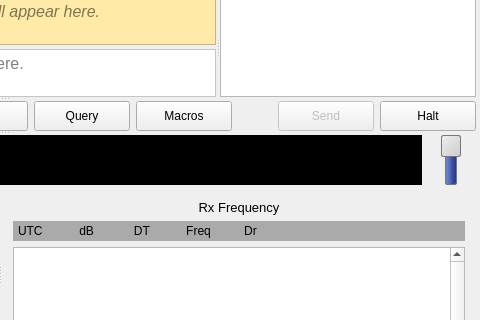
qcmiao1998/js8call, file mainwindow.ui: the form before one commit; both pictures show x 480 to 960 and y 140 to 460 of the 960 by 868 pixel window.
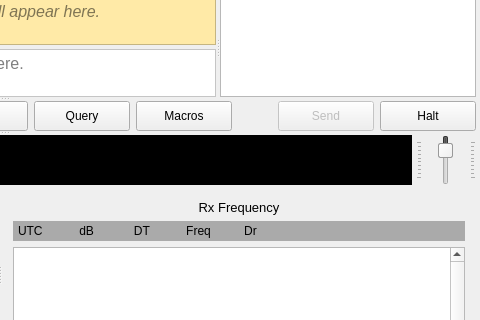
The form after the commit. Custom widgets are drawn as their Qt base class.

Commit message: Better QSlider to match systems

The edit to the form file:
```diff
--- a/mainwindow.ui
+++ b/mainwindow.ui
@@ -1416,7 +1416,7 @@
               <widget class="QSlider" name="outAttenuation">
                <property name="minimumSize">
                 <size>
-                 <width>50</width>
+                 <width>60</width>
                  <height>0</height>
                 </size>
                </property>
@@ -1429,69 +1429,32 @@
                 <string>Adjust Tx audio level</string>
                </property>
                <property name="styleSheet">
-                <string notr="true">QSlider::groove:vertical
-{
-border: 1px solid #bbb;
-background: white;
-width: 10px;
-border-radius: 2px;
+                <string notr="true">QSlider {
+selection-background-color: rgb(70, 70, 70);
 }
 
-QSlider::sub-page:vertical
-{
-background: QLinearGradient( x1: 0, y1: 0, x2: 1, y2: 0, stop: 0 #fff, stop: 0.4999 #eee, stop: 0.5 #ddd, stop: 1 #eee );
-border: 1px solid #777;
-width: 10px;
-border-radius: 2px;
-}
-
-QSlider::add-page:vertical {
-background: QLinearGradient( x1: 0, y1: 0, x2: 1, y2: 0, stop: 0 #78d, stop: 0.4999 #46a, stop: 0.5 #45a, stop: 1 #238 );
-
-border: 1px solid #777;
-border-radius: 2px;
-width: 10px;
+QSlider::groove:vertical{
+width:60px;
 }
 
 QSlider::handle:vertical {
-background: qlineargradient(x1:0, y1:0, x2:1, y2:1, stop:0 #eee, stop:1 #ccc);
-border: 1px solid #777;
-width: 20px;
-height:20px;
-margin-top: -1px;
-margin-bottom: -1px;
-margin-left:-5px;
-margin-right:-5px;
-border-radius: 2px;
+background: qlineargradient(x1:0, y1:0, x2:1, y2:1, stop:0 #fefefe, stop:1 #eee);
+border:1px solid #999;
+width:30px;
+height:30px;
+margin:-2px -8px;
+border-radius:2px;
 }
 
 QSlider::handle:vertical:hover {
-background: qlineargradient(x1:0, y1:0, x2:1, y2:1, stop:0 #fff, stop:1 #ddd);
-border: 1px solid #444;
-border-radius: 2px;
-}
-
-QSlider::sub-page:vertical:disabled {
-background: #bbb;
-border-color: #999;
-}
-
-QSlider::add-page:vertical:disabled {
-background: #eee;
-border-color: #999;
-}
-
-QSlider::handle:vertical:disabled {
-background: #eee;
-border: 1px solid #aaa;
-border-radius: 2px;
+background: qlineargradient(x1:0, y1:0, x2:1, y2:1, stop:0 #fff, stop:1 #fefefe);
 }</string>
                </property>
                <property name="maximum">
                 <number>450</number>
                </property>
                <property name="value">
-                <number>0</number>
+                <number>100</number>
                </property>
                <property name="orientation">
                 <enum>Qt::Vertical</enum>
```
